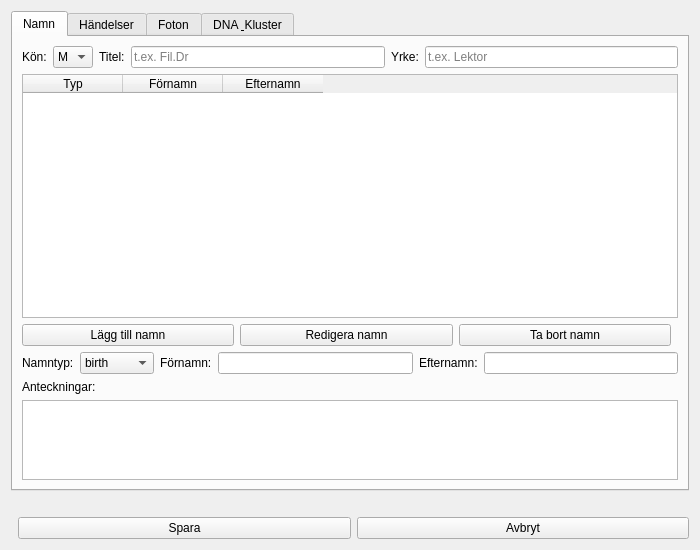
Above: slaktbusken/ui/forms/person_editor.ui from thelinkan/Sl-ktbusken before the change. Below: the same form after it.
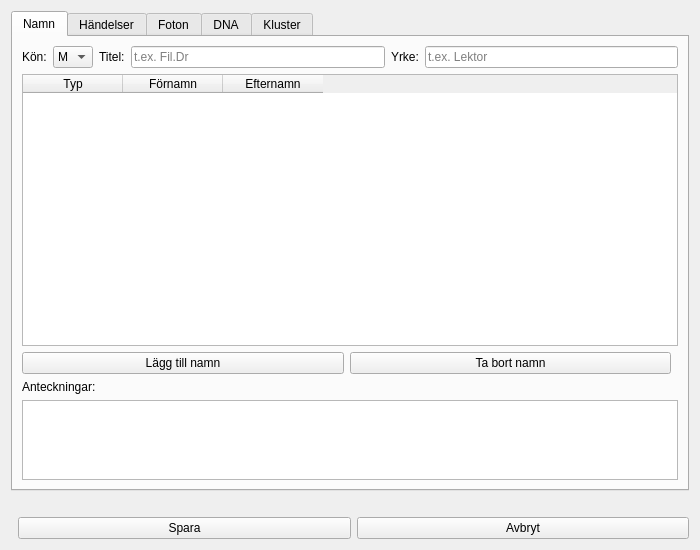
That is the form after the change.

Commit message: refactor(person-editor): inline editing for the Namn tab

Patch:
```diff
--- a/slaktbusken/ui/forms/person_editor.ui
+++ b/slaktbusken/ui/forms/person_editor.ui
@@ -131,13 +131,6 @@
            </property>
           </widget>
          </item>
-         <item>
-          <widget class="QPushButton" name="edit_name_button">
-           <property name="text">
-            <string>Redigera namn</string>
-           </property>
-          </widget>
-         </item>
          <item>
           <widget class="QPushButton" name="remove_name_button">
            <property name="text">
@@ -154,69 +147,6 @@
          </item>
         </layout>
        </item>
-       <item>
-        <layout class="QHBoxLayout" name="name_edit_layout">
-         <item>
-          <widget class="QLabel" name="name_type_label">
-           <property name="text">
-            <string>Namntyp:</string>
-           </property>
-          </widget>
-         </item>
-         <item>
-          <widget class="QComboBox" name="name_type_combo">
-           <item>
-            <property name="text">
-             <string>birth</string>
-            </property>
-           </item>
-           <item>
-            <property name="text">
-             <string>married</string>
-            </property>
-           </item>
-           <item>
-            <property name="text">
-             <string>adopted</string>
-            </property>
-           </item>
-           <item>
-            <property name="text">
-             <string>other</string>
-            </property>
-           </item>
-          </widget>
-         </item>
-         <item>
-          <widget class="QLabel" name="given_name_label">
-           <property name="text">
-            <string>Förnamn:</string>
-           </property>
-          </widget>
-         </item>
-         <item>
-          <widget class="QLineEdit" name="given_name_input">
-           <property name="maxLength">
-            <number>100</number>
-           </property>
-          </widget>
-         </item>
-         <item>
-          <widget class="QLabel" name="surname_label">
-           <property name="text">
-            <string>Efternamn:</string>
-           </property>
-          </widget>
-         </item>
-         <item>
-          <widget class="QLineEdit" name="surname_input">
-           <property name="maxLength">
-            <number>100</number>
-           </property>
-          </widget>
-         </item>
-        </layout>
-       </item>
        <item>
         <widget class="QLabel" name="notes_label">
          <property name="text">
@@ -343,7 +273,7 @@
      <!-- DNA & Clusters Tab -->
      <widget class="QWidget" name="dna_tab">
       <attribute name="title">
-       <string>DNA &amp; Kluster</string>
+       <string>DNA</string>
       </attribute>
       <layout class="QVBoxLayout" name="dna_tab_layout">
        <item>
@@ -366,6 +296,14 @@
        <item>
         <widget class="QListWidget" name="dna_matches_list"/>
        </item>
+      </layout>
+     </widget>
+     <!-- Clusters Tab -->
+     <widget class="QWidget" name="cluster_tab">
+      <attribute name="title">
+       <string>Kluster</string>
+      </attribute>
+      <layout class="QVBoxLayout" name="cluster_tab_layout">
        <item>
         <widget class="QLabel" name="dna_clusters_label">
          <property name="text">
```
Left out of the diff: 2 changed lines with no effect on the pictures. The commit also changes 3 other files.
